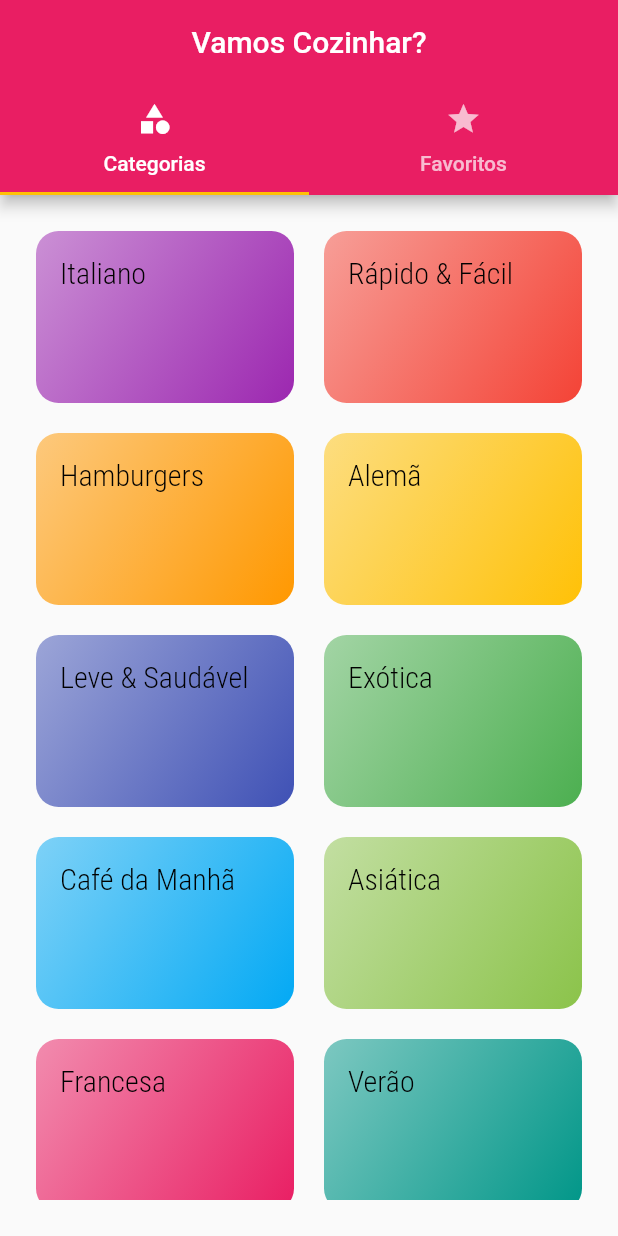
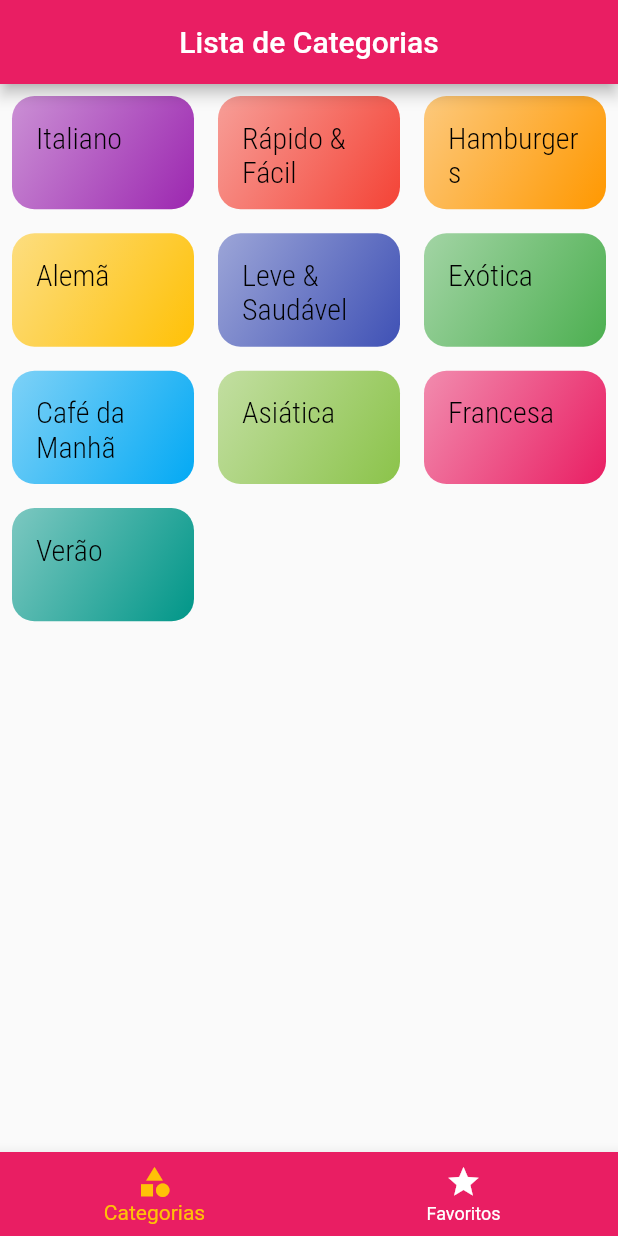
Before and after one commit to xandefreitas/Meals, a Flutter app: the screen it shows after launch, on a phone screen of 412 x 824 dp. Run offline on Flutter 3.47's test engine with Material 2 defaults, Android fonts, the phone set to English and light mode, and no system bars.

Commit message:
199 - 200. Adicionar TabBar na Parte Inferior

```diff
--- a/lib/components/category_item.dart
+++ b/lib/components/category_item.dart
@@ -12,7 +12,9 @@
 
   @override
   Widget build(BuildContext context) {
-    return InkWell(
+    return Padding(
+      padding: const EdgeInsets.all(8.0),
+      child: InkWell(
         splashColor: Theme.of(context).primaryColor,
         borderRadius: BorderRadius.circular(15),
         onTap: () => _selectCategory(context),
@@ -34,6 +36,7 @@
             ),
           ),
         ),
+      ),
     );
   }
 }
--- a/lib/screens/categories_screen.dart
+++ b/lib/screens/categories_screen.dart
@@ -7,17 +7,12 @@
 
   @override
   Widget build(BuildContext context) {
-    return Padding(
-      padding: const EdgeInsets.all(24.0),
-      child: GridView(
-        gridDelegate: const SliverGridDelegateWithMaxCrossAxisExtent(
-          maxCrossAxisExtent: 200,
-          childAspectRatio: 3 / 2,
-          crossAxisSpacing: 20,
-          mainAxisSpacing: 20,
-        ),
-        children: DUMMY_CATEGORIES.map((e) => CategoryItem(category: e)).toList(),
+    return GridView(
+      gridDelegate: const SliverGridDelegateWithMaxCrossAxisExtent(
+        maxCrossAxisExtent: 200,
+        childAspectRatio: 3 / 2,
       ),
+      children: DUMMY_CATEGORIES.map((e) => CategoryItem(category: e)).toList(),
     );
   }
 }
--- a/lib/screens/tabs_screen.dart
+++ b/lib/screens/tabs_screen.dart
@@ -2,37 +2,48 @@
 import 'package:flutter_meals/screens/categories_screen.dart';
 import 'package:flutter_meals/screens/favorite_screen.dart';
 
-class TabsScreen extends StatelessWidget {
+class TabsScreen extends StatefulWidget {
   const TabsScreen({Key? key}) : super(key: key);
 
   @override
+  State<TabsScreen> createState() => _TabsScreenState();
+}
+
+class _TabsScreenState extends State<TabsScreen> {
+  int _selectedScreenIndex = 0;
+  final List<Widget> _screens = const [
+    CategoriesScreen(),
+    FavoriteScreen(),
+  ];
+  final List<String> _titles = [
+    'Lista de Categorias',
+    'Meus Favoritos',
+  ];
+
+  _selectScreen(int index) {
+    setState(() {
+      _selectedScreenIndex = index;
+    });
+  }
+
+  @override
   Widget build(BuildContext context) {
-    return DefaultTabController(
-      length: 2,
-      child: Scaffold(
-        appBar: AppBar(
-          title: Text('Vamos Cozinhar?'),
-          centerTitle: true,
-          bottom: TabBar(
-            indicatorColor: Theme.of(context).colorScheme.secondary,
-            tabs: [
-              Tab(
-                icon: Icon(Icons.category),
-                text: 'Categorias',
-              ),
-              Tab(
-                icon: Icon(Icons.star),
-                text: 'Favoritos',
-              ),
-            ],
-          ),
-        ),
-        body: TabBarView(
-          children: [
-            CategoriesScreen(),
-            FavoriteScreen(),
-          ],
-        ),
+    return Scaffold(
+      appBar: AppBar(
+        title: Text(_titles[_selectedScreenIndex]),
+        centerTitle: true,
+      ),
+      body: _screens[_selectedScreenIndex],
+      bottomNavigationBar: BottomNavigationBar(
+        onTap: (i) => _selectScreen(i),
+        backgroundColor: Theme.of(context).colorScheme.primary,
+        unselectedItemColor: Colors.white,
+        selectedItemColor: Theme.of(context).colorScheme.secondary,
+        currentIndex: _selectedScreenIndex,
+        items: [
+          BottomNavigationBarItem(icon: Icon(Icons.category), label: 'Categorias'),
+          BottomNavigationBarItem(icon: Icon(Icons.star), label: 'Favoritos'),
+        ],
       ),
     );
   }
```
Lines whose indentation alone changed are shown as unchanged.
